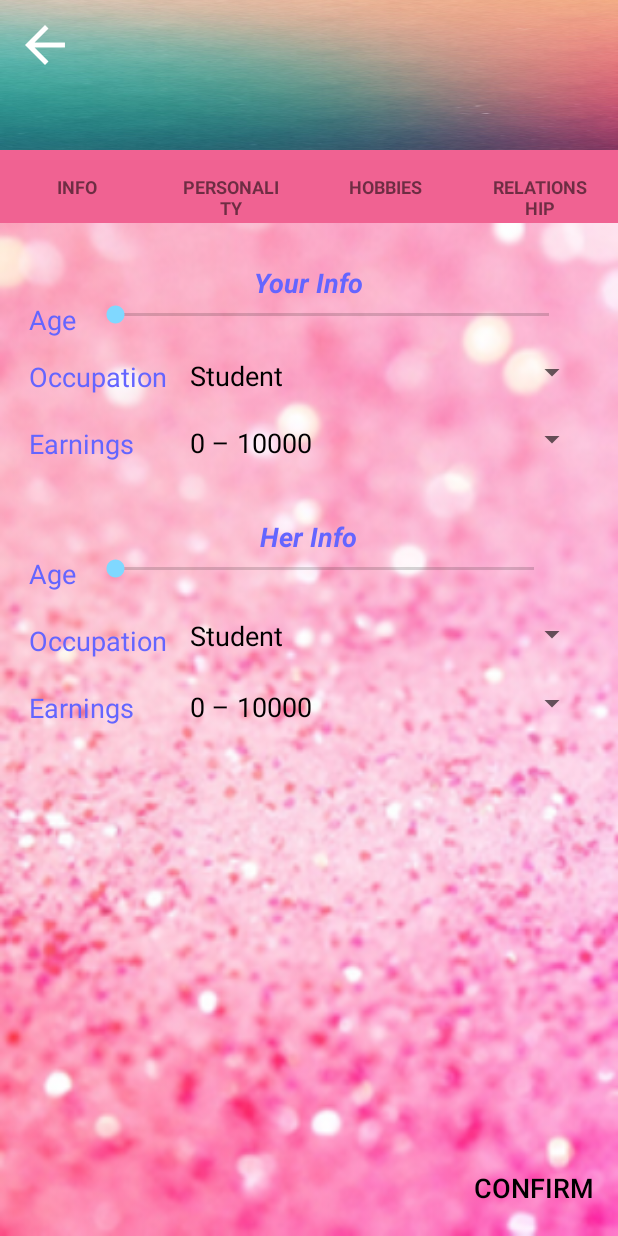
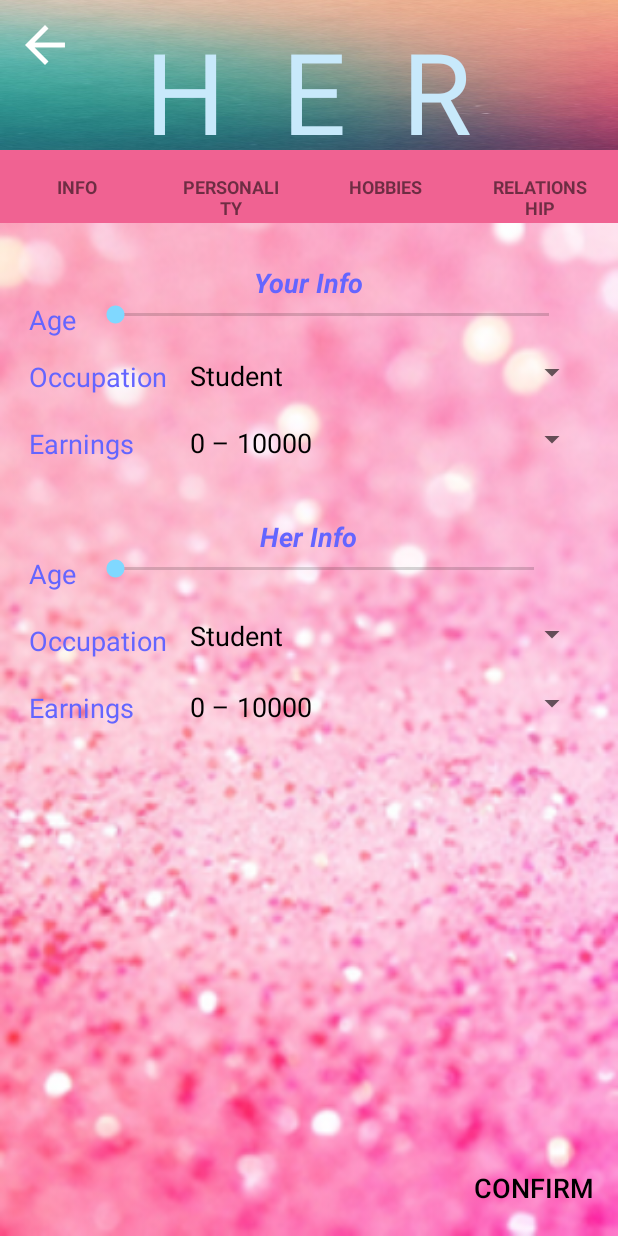
Before and after one commit to wuyouk/HER, an Android app: the ProfileActivity screen opened directly, with no data from a screen before it, on a phone screen of 412 x 824 dp. Run offline under Robolectric (Android 15) with nearby library versions, the phone set to English and light mode, and no system bars; network calls fail.

Commit message:
Revert "no message"
This reverts commit 155a9cf795ecde22d665702cbad56e25ea14926d.

```diff
--- a/app/src/main/res/layout/activity_profile.xml
+++ b/app/src/main/res/layout/activity_profile.xml
@@ -24,6 +24,17 @@
             android:layout_marginLeft="10dp"
             android:layout_marginTop="10dp" />
 
+        <TextView
+            android:layout_width="wrap_content"
+            android:layout_height="80dp"
+            android:text="H  E  R"
+            android:id="@+id/profileText"
+            android:layout_centerVertical="true"
+            android:layout_centerHorizontal="true"
+            android:textColor="#c8e9fb"
+            android:focusableInTouchMode="false"
+            android:enabled="false"
+            android:textSize="75dp" />
     </RelativeLayout>
 
 
```
Also changed, not shown: app/src/main/res/drawable/profile.jpg (added), app/src/main/res/drawable/timeline_back2.png (deleted).
